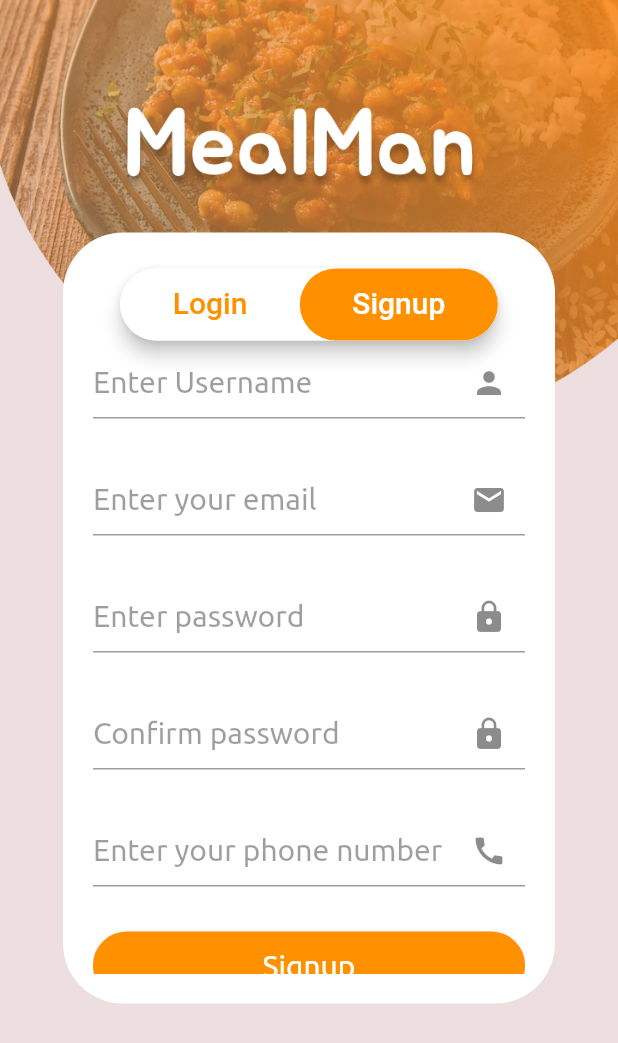
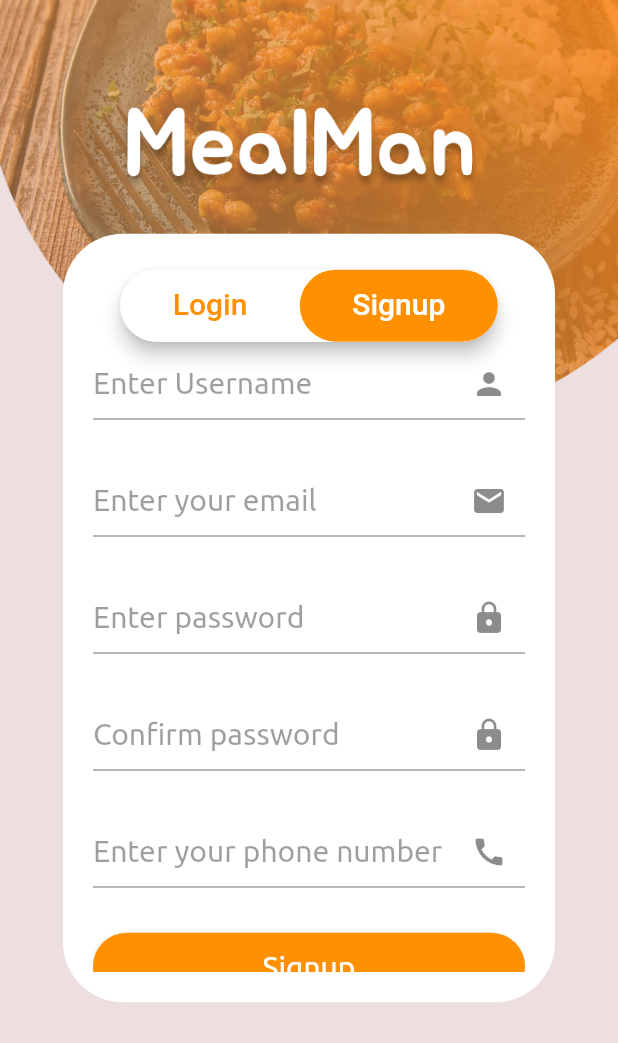
Before and after one commit to Biggo111/project_mealman, a Flutter app: the screen it shows after launch, tab 2 chosen, on a phone screen of 412 x 824 dp. Shown: the top 1043 px of the screen. Run offline on Flutter 3.47's test engine with Material 2 defaults, Android fonts, the phone set to English and light mode, and no system bars; our stand-ins replace carousel_slider, cloud_firestore, dots_indicator, firebase_auth, firebase_core, firebase_storage and 9 more; accounts and stored records are empty; Roboto replaces fonts that are missing (Jua); project files that could hold a hidden picture were left out.

Commit message:
Last commit before defence

```diff
--- a/lib/app/screens/Signup_Page/signup_page.dart
+++ b/lib/app/screens/Signup_Page/signup_page.dart
@@ -2,7 +2,7 @@ import 'package:flutter/material.dart';
 import 'package:project_mealman/app/core/app_colors.dart';
 import 'package:project_mealman/app/screens/Signup_Page/login_tab.dart';
 import 'package:project_mealman/app/screens/Signup_Page/signup_tab.dart';
-
+import 'package:flutter_screenutil/flutter_screenutil.dart';
 class SignupPage extends StatefulWidget {
   const SignupPage({super.key});
 
@@ -25,43 +25,43 @@ class _SignupPageState extends State<SignupPage> with TickerProviderStateMixin {
                   fit: BoxFit.cover),
             ),
             child: Padding(
-              padding: const EdgeInsets.symmetric(
-                horizontal: 42,
-                vertical: 155,
+              padding: EdgeInsets.symmetric(
+                horizontal: 42.w,
+                vertical: 155.h,
               ),
               child: Container(
                 decoration: BoxDecoration(
-                    borderRadius: BorderRadius.circular(40), color: Colors.white),
+                    borderRadius: BorderRadius.circular(40.r), color: Colors.white),
                 child: Padding(
-                  padding: const EdgeInsets.all(20),
+                  padding: EdgeInsets.all(20.sp),
                   child: Column(
                     children: [
                       Card(
                         shape: RoundedRectangleBorder(
-                            borderRadius: BorderRadius.circular(40)),
+                            borderRadius: BorderRadius.circular(40.r)),
                         elevation: 5,
                         child: Container(
                             decoration: BoxDecoration(
-                              borderRadius: BorderRadius.circular(40),
+                              borderRadius: BorderRadius.circular(40.r),
                               //border: Border.all(),
                               color: Colors.white,
                             ),
                             child: TabBar(
                               indicator: BoxDecoration(
-                                borderRadius: BorderRadius.circular(40),
+                                borderRadius: BorderRadius.circular(40.r),
                                 color: AppColors.mainColor,
                               ),
                               controller: tabController,
                               isScrollable: true,
                               labelPadding:
-                                  const EdgeInsets.symmetric(horizontal: 35),
+                                  EdgeInsets.symmetric(horizontal: 35.w),
                               unselectedLabelColor: AppColors.mainColor,
-                              tabs: const [
+                              tabs: [
                                 Tab(
                                   child: Text(
                                     'Login',
                                     style: TextStyle(
-                                      fontSize: 20,
+                                      fontSize: 20.sp,
                                       fontFamily: 'Jua',
                                     ),
                                   ),
@@ -70,7 +70,7 @@ class _SignupPageState extends State<SignupPage> with TickerProviderStateMixin {
                                   child: Text(
                                     'Signup',
                                     style: TextStyle(
-                                        fontSize: 20, fontFamily: 'Jua'),
+                                        fontSize: 20.sp, fontFamily: 'Jua'),
                                   ),
                                 ),
                               ],
--- a/lib/app/screens/UserEnd/RestaurantPage_Screen/Item_order_page/cart_page.dart
+++ b/lib/app/screens/UserEnd/RestaurantPage_Screen/Item_order_page/cart_page.dart
@@ -243,7 +243,7 @@ class _CartPageState extends State<CartPage> {
             TextFormField(
               cursorColor: AppColors.mainColor,
               keyboardType: TextInputType.multiline,
-              maxLines: null,
+              maxLines: 1,
               controller: locationController,
               decoration: const InputDecoration(
                 labelText: "Enter location",
--- a/lib/app/screens/UserEnd/RestaurantPage_Screen/rice_type_tab.dart
+++ b/lib/app/screens/UserEnd/RestaurantPage_Screen/rice_type_tab.dart
@@ -123,7 +123,7 @@ class _RiceTypeTabState extends State<RiceTypeTab> {
                             ],
                           ),
                           Text(
-                            data[index]['itemPrice'],
+                            "${data[index]['itemPrice']}Tk",
                             style: const TextStyle(
                               fontFamily: "Ubuntu",
                               fontSize: 16,
--- a/lib/main.dart
+++ b/lib/main.dart
@@ -1,8 +1,10 @@
 import 'package:cloud_firestore/cloud_firestore.dart';
 import 'package:firebase_auth/firebase_auth.dart';
 import 'package:flutter/material.dart';
+import 'package:flutter_screenutil/flutter_screenutil.dart';
 import 'package:get/get.dart';
 import 'package:logger/logger.dart';
+import 'package:project_mealman/Splash%20Screens/permanent_splash.dart';
 import 'package:project_mealman/app/core/services/firebase_auth_methods.dart';
 import 'package:project_mealman/app/core/services/firebase_service.dart';
 import 'package:project_mealman/app/screens/RestaurentEnd/addnewitem.dart';
@@ -39,10 +41,11 @@ class MyApp extends StatelessWidget {
   Widget build(BuildContext context) {
     //CollectionReference which_user = FirebaseFirestore.instance.collection('Authenticated_User_Info');
     //Stream documentStream = FirebaseFirestore.instance.collection('Authenticated_User_Info').doc(UserCredential.user.uid).snapshots();
-    return GetMaterialApp(
+    return ScreenUtilInit(
+      builder: (BuildContext context, Widget? widget) => GetMaterialApp(
         debugShowCheckedModeBanner: false,
         //home: RestaurentHomeScreen(),
-      home: SignupPage(),
+        //home: SignupPage(),
         //home: GlobalHomeScreen(),
         //home: AddNewItem(),
         //home: RestaurentList(),
@@ -51,6 +54,9 @@ class MyApp extends StatelessWidget {
         //home: ItemOrder(),
         //home: SeeOrderPage(),
         //home: OrderHistory(),
+        home: PermanentSplash()
+      ),
+      designSize: const Size(412, 820),
     );
   }
 }
--- a/pubspec.yaml
+++ b/pubspec.yaml
@@ -49,6 +49,8 @@ dependencies:
   flutter_rating_bar: ^4.0.1
   flutter_slidable: ^2.0.0
   velocity_x: ^3.6.0
+  flutter_spinkit: ^5.1.0
+  flutter_screenutil: ^5.6.1
 
 dev_dependencies:
   flutter_test:
```
Also changed, not shown: lib/Splash Screens/permanent_splash.dart (+53 -0 lines), lib/app/Home_Page/slide_view.dart (+7 -2 lines), lib/app/screens/RestaurentEnd/addnewitem2.dart (added, +241 -0 lines), lib/app/screens/RestaurentEnd/restaurent_home_screen.dart (+5 -43 lines), assets/userend_images/FirstPage.png (added), pubspec.lock, 6 other files. Lines whose indentation alone changed are shown as unchanged.
